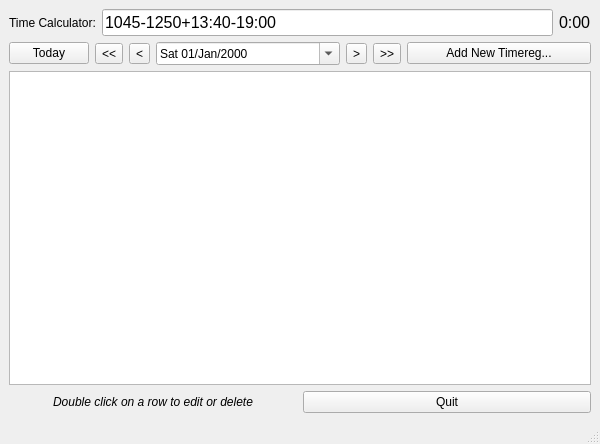
Old version of the form src/pyuac_browse.ui in the repository develer-staff/pyuac.
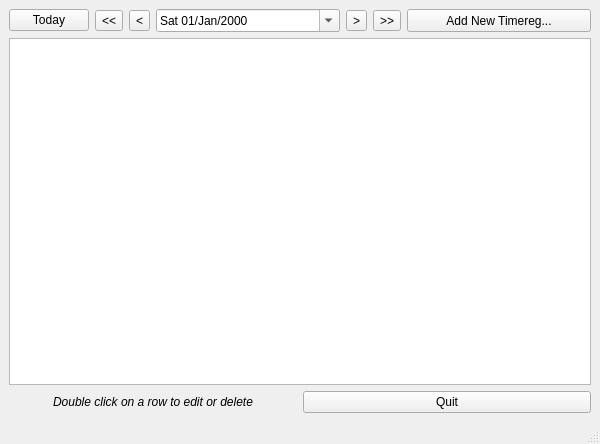
New version of the form. Icons and pictures are not drawn.

Commit message: Merged revisions 21759-21825 via svnmerge from https://src.develer.com/svn/pyuac/branches/inserimenti_multipli

What changed in the file:
```diff
--- a/src/pyuac_browse.ui
+++ b/src/pyuac_browse.ui
@@ -22,7 +22,7 @@
      <x>0</x>
      <y>0</y>
      <width>600</width>
-     <height>421</height>
+     <height>420</height>
     </rect>
    </property>
    <layout class="QVBoxLayout" >
@@ -32,47 +32,6 @@
     <property name="margin" >
      <number>9</number>
     </property>
-    <item>
-     <layout class="QHBoxLayout" >
-      <property name="spacing" >
-       <number>6</number>
-      </property>
-      <property name="margin" >
-       <number>0</number>
-      </property>
-      <item>
-       <widget class="QLabel" name="time_calculator_lbl" >
-        <property name="text" >
-         <string>Time Calculator:</string>
-        </property>
-       </widget>
-      </item>
-      <item>
-       <widget class="QLineEdit" name="smart_time_edit" >
-        <property name="font" >
-         <font>
-          <pointsize>12</pointsize>
-         </font>
-        </property>
-        <property name="text" >
-         <string>1045-1250+13:40-19:00</string>
-        </property>
-       </widget>
-      </item>
-      <item>
-       <widget class="QLabel" name="time_sum_lbl" >
-        <property name="font" >
-         <font>
-          <pointsize>12</pointsize>
-         </font>
-        </property>
-        <property name="text" >
-         <string>0:00</string>
-        </property>
-       </widget>
-      </item>
-     </layout>
-    </item>
     <item>
      <layout class="QHBoxLayout" >
       <property name="spacing" >
@@ -145,9 +104,9 @@
        </widget>
       </item>
       <item>
-       <widget class="QPushButton" name="btnTimereg" >
+       <widget class="QToolButton" name="tlbTimereg" >
         <property name="sizePolicy" >
-         <sizepolicy vsizetype="Fixed" hsizetype="Minimum" >
+         <sizepolicy vsizetype="Minimum" hsizetype="Minimum" >
           <horstretch>0</horstretch>
           <verstretch>0</verstretch>
          </sizepolicy>
@@ -155,6 +114,9 @@
         <property name="text" >
          <string>Add New Timereg...</string>
         </property>
+        <property name="toolButtonStyle" >
+         <enum>Qt::ToolButtonTextOnly</enum>
+        </property>
        </widget>
       </item>
      </layout>
```
Left out of the diff: 10 changed lines with no effect on the pictures. The commit also changes 6 other files.
